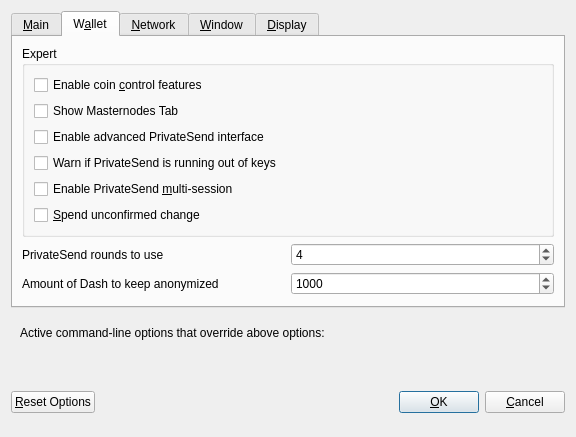
The window that src/qt/forms/optionsdialog.ui (qazxswqw/w) describes before a commit, drawn with Qt 5.
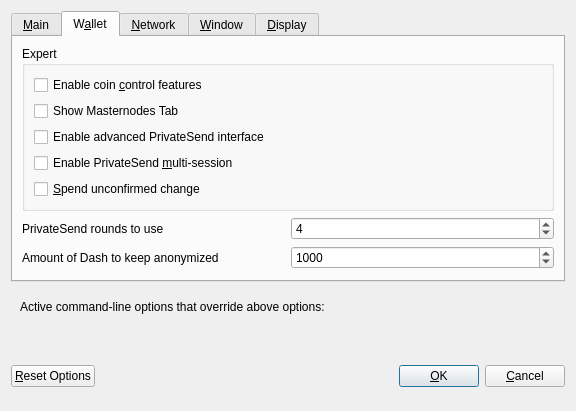
The same window after the commit. The open tabs and pages were chosen to show the change. Custom widgets are drawn as their Qt base class.

What changed in the file:
```diff
--- a/src/qt/forms/optionsdialog.ui
+++ b/src/qt/forms/optionsdialog.ui
@@ -173,16 +173,6 @@
             </property>
            </widget>
           </item>
-          <item>
-           <widget class="QCheckBox" name="lowKeysWarning">
-            <property name="toolTip">
-             <string>Show warning dialog when PrivateSend detects that wallet has very low number of keys left.</string>
-            </property>
-            <property name="text">
-             <string>Warn if PrivateSend is running out of keys</string>
-            </property>
-           </widget>
-          </item>
           <item>
            <widget class="QCheckBox" name="privateSendMultiSession">
             <property name="toolTip">
```
Left out of the diff: 6 changed lines with no effect on the pictures.
